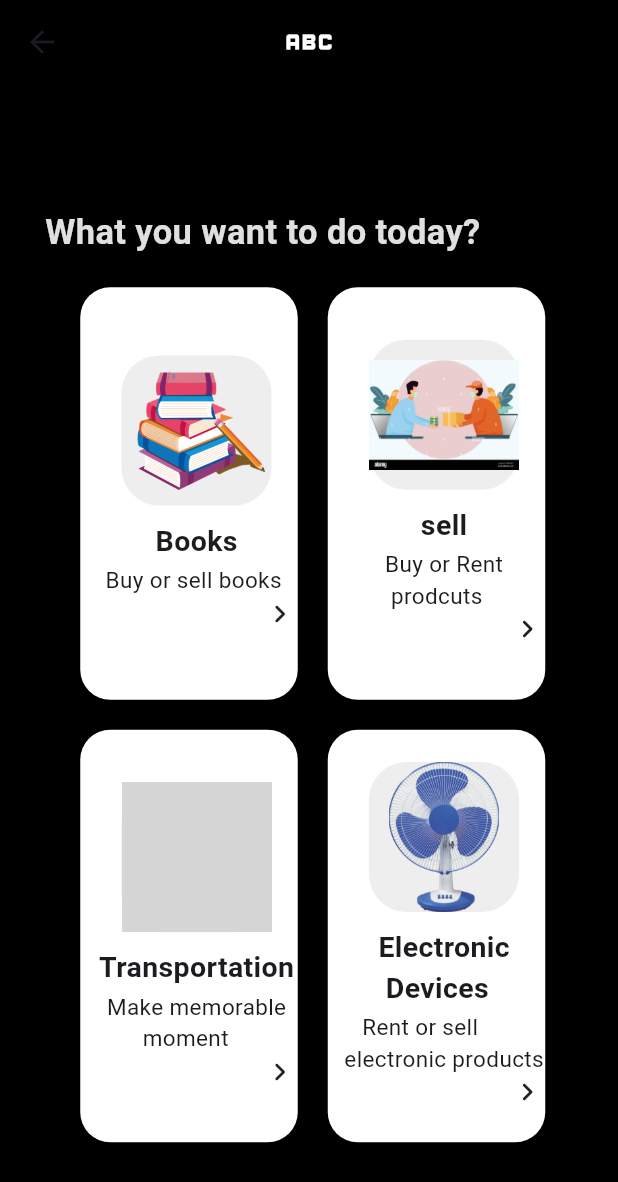
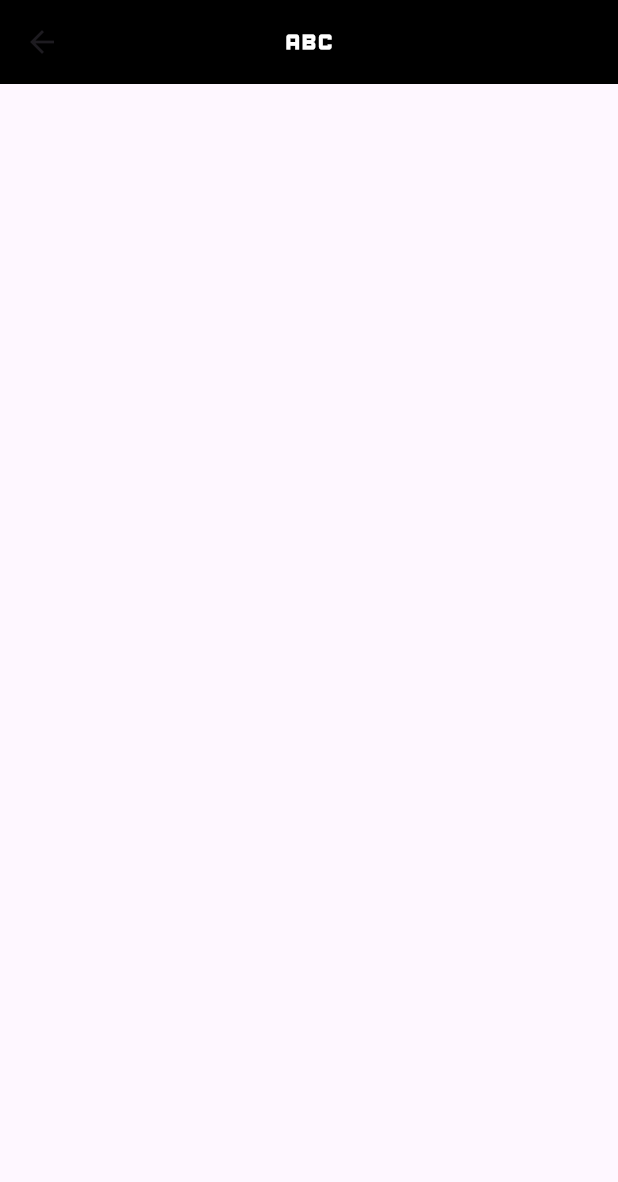
Before and after one commit to Nakulvarshney07/BYTEVERSE, a Flutter app: the Page1_screen screen opened directly, after a tap on "Books", on a phone screen of 412 x 824 dp. Shown: the top 1182 px of the screen. Run offline on Flutter 3.47's test engine with Material 3 defaults, Android fonts, the phone set to English and light mode, and no system bars; our stand-ins replace font_awesome_flutter; grey boxes are pictures that could not be loaded.

Commit message:
New file added

```diff
--- /dev/null
+++ b/lib/books.dart
@@ -0,0 +1,27 @@
+import 'package:flutter/material.dart';
+
+class Books extends StatefulWidget {
+  const Books({super.key});
+
+  @override
+  State<Books> createState() => _BooksState();
+}
+
+class _BooksState extends State<Books> {
+  @override
+  Widget build(BuildContext context) {
+    return Scaffold(
+       appBar: AppBar(
+        centerTitle: true,
+
+        backgroundColor: Colors.black,
+        title:
+
+            Icon(Icons.abc,color: Colors.white,size: 40,),
+
+
+
+      ),
+    );
+  }
+}
--- a/lib/global2.dart
+++ b/lib/global2.dart
@@ -13,9 +13,7 @@ class Global2 extends StatefulWidget {
 class _Global2State extends State<Global2> {
   @override
   Widget build(BuildContext context) {
-    return InkWell(
-      onTap: (){},
-      child: Container(
+    return Container(
         decoration: BoxDecoration(
           borderRadius: BorderRadius.all(Radius.circular(20)),
           color: Colors.white,
@@ -54,7 +52,7 @@ class _Global2State extends State<Global2> {
           ],
          ),
         ),
-      ),
+
     );
   }
 }
--- a/lib/page1.dart
+++ b/lib/page1.dart
@@ -1,5 +1,9 @@
 import 'package:flutter/material.dart';
+import 'package:huma/books.dart';
+import 'package:huma/devices.dart';
 import 'package:huma/global2.dart';
+import 'package:huma/sell.dart';
+import 'package:huma/transportation.dart';
 
 class Page1_screen extends StatefulWidget {
   const Page1_screen({super.key});
@@ -46,10 +50,17 @@ class _Page1_screenState extends State<Page1_screen> {
               mainAxisAlignment: MainAxisAlignment.center,
               crossAxisAlignment: CrossAxisAlignment.center,
               children: [
-
-               Global2(img: "assets/images/Boks1.png", text1: "Books", text2: "Buy or sell books "),
+               GestureDetector(
+              child:  Global2(img: "assets/images/Boks1.png", text1: "Books", text2: "Buy or sell books "),
+              onTap: (){
+                Navigator.push(context, MaterialPageRoute(builder: (context)=>Books()),);
+              },),
                 SizedBox(width: 20,),
-             Global2(img: "assets/images/Exchange.jpg", text1: "sell", text2: "Buy or Rent\n prodcuts"),
+                InkWell(
+             child:  Global2(img: "assets/images/Exchange.jpg", text1: "sell", text2: "Buy or Rent\n prodcuts"),
+              onTap: (){
+                Navigator.push(context, MaterialPageRoute(builder: (context)=>sell()));
+              },),
 
               ],
             ),
@@ -58,9 +69,17 @@ class _Page1_screenState extends State<Page1_screen> {
                mainAxisAlignment: MainAxisAlignment.center,
               crossAxisAlignment: CrossAxisAlignment.center,
               children: [
-                Global2(img: "assets/images/cycle.png", text1: "Transportation", text2: "Make memorable\n      moment"),
+                InkWell(
+                child:Global2(img: "assets/images/cycle.png", text1: "Transportation", text2: "Make memorable\n      moment"),
+                 onTap: (){
+                Navigator.push(context, MaterialPageRoute(builder: (context)=>Transportation()));
+              },),
                  SizedBox(width: 20,),
-                 Global2(img: "assets/images/fan.png", text1: "Electronic\n Devices", text2:"   Rent or sell\nelectronic products")
+                 InkWell(
+                child:  Global2(img: "assets/images/fan.png", text1: "Electronic\n Devices", text2:"   Rent or sell\nelectronic products"),
+                 onTap: (){
+                Navigator.push(context, MaterialPageRoute(builder: (context)=>Devices()));
+              },)
 
               ],
             )
```
Also changed, not shown: lib/devices.dart (added, +27 -0 lines), lib/global3.dart (added, +17 -0 lines), lib/sell.dart (added, +28 -0 lines), lib/transportation.dart (added, +27 -0 lines), assets/images/Bicycle2.jpeg (added), assets/images/Bicycle3.jpeg (added), assets/images/Bicycle4.jpeg (added), assets/images/Bicycle5.jpeg (added), assets/images/Fan2.jpeg (added), assets/images/Fan3.jpeg (added), assets/images/Fan4.jpeg (added), assets/images/Fan5.jpeg (added), lib/main.dart (line endings or trailing spaces).
